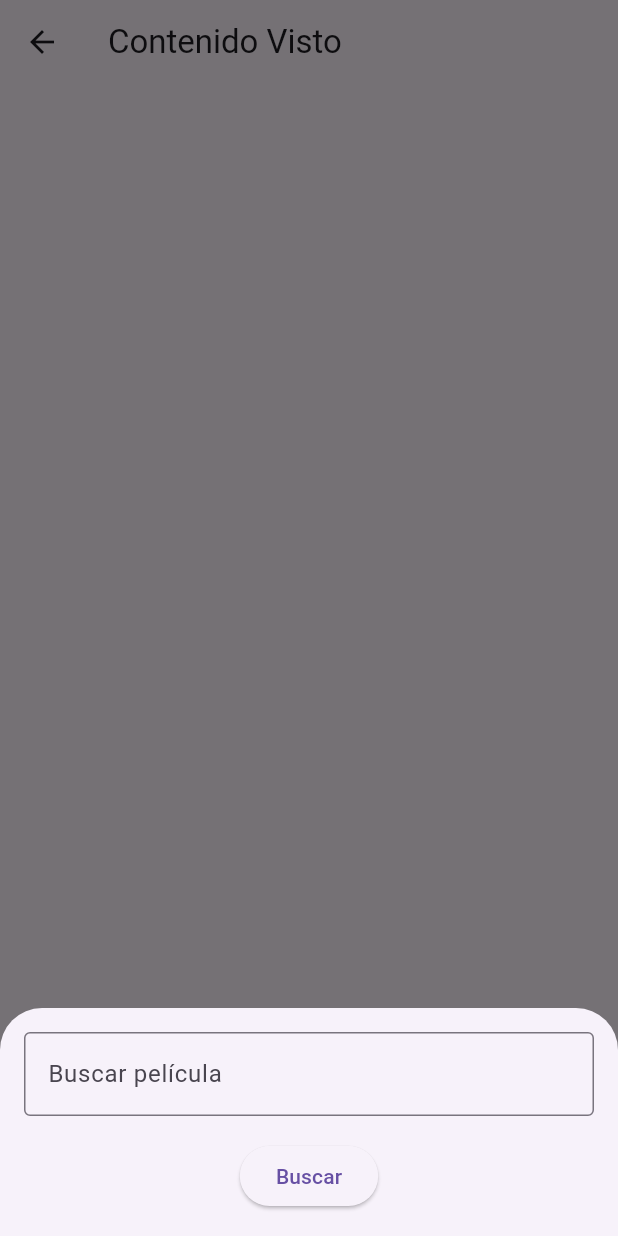
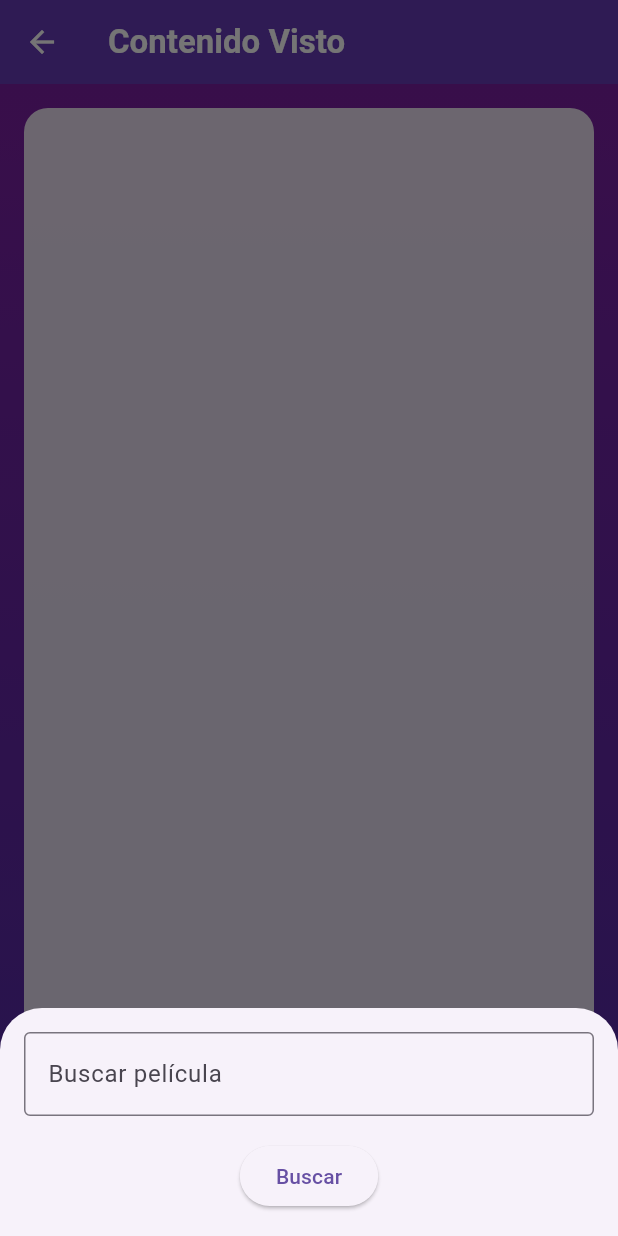
Before and after one commit to carlaval655/library_flutter, a Flutter app: the ContentSeenScreen screen opened by its route, after a tap on the "add" icon, on a phone screen of 412 x 824 dp. Run offline on Flutter 3.47's test engine with Material 3 defaults, Android fonts, the phone set to English and light mode, and no system bars; our stand-ins replace dio, flutter_riverpod, go_router, image_picker, sqflite, supabase_flutter; accounts and stored records are empty.

Commit message:
Riverpod en movies

```diff
--- a/lib/core/db/local_db.dart
+++ b/lib/core/db/local_db.dart
@@ -48,4 +48,20 @@ class LocalDbService {
     final result = await db.query('movies');
     return result.map((e) => MovieModel.fromLocalJson(e)).toList();
   }
+
+  Future<List<MovieModel>> getMoviesByUserId(String userId) async {
+    final db = await database;
+    final result = await db.query(
+      'movies',
+      where: 'userId = ?',
+      whereArgs: [userId],
+    );
+    return result.map((e) => MovieModel.fromLocalJson(e)).toList();
+  }
+  Future<void> deleteDatabaseFile() async {
+  final dbPath = await getDatabasesPath();
+  final path = join(dbPath, 'movies.db');
+  await deleteDatabase(path);
+  print("Database deleted!");
 }
+}
--- /dev/null
+++ b/lib/features/content_seen/application/movies_provider.dart
@@ -0,0 +1,12 @@
+import 'package:flutter_riverpod/flutter_riverpod.dart';
+import 'package:my_movie_tracker/core/db/local_db.dart';
+import 'package:my_movie_tracker/features/content_seen/domain/movie_model.dart';
+import 'package:my_movie_tracker/features/profile/application/current_user_provider.dart';
+import 'package:my_movie_tracker/features/profile/application/profile_provider.dart';
+import 'package:supabase_flutter/supabase_flutter.dart';
+
+final moviesProvider = FutureProvider.family<List<MovieModel>, String>((ref, userId) async {
+  final db = LocalDbService();
+  print("Fetching movies for user: $userId");
+  return await db.getMoviesByUserId(userId);
+});
--- a/lib/features/content_seen/presentation/content_seen_screen.dart
+++ b/lib/features/content_seen/presentation/content_seen_screen.dart
@@ -1,29 +1,64 @@
+import 'package:supabase_flutter/supabase_flutter.dart';
 import 'package:flutter/material.dart';
 import 'package:flutter_riverpod/flutter_riverpod.dart';
 import 'package:my_movie_tracker/features/content_seen/presentation/add_movie_bottom_sheet.dart';
+import 'package:my_movie_tracker/features/content_seen/application/movies_provider.dart' as movies_provider;
 
 import '../../../core/db/local_db.dart';
 import '../domain/movie_model.dart';
 import 'content_seen_screen.dart';
-
-final moviesProvider =
-    FutureProvider<List<MovieModel>>((ref) async {
-  final db = LocalDbService();
-  return await db.getAllMovies();
-});
+import 'package:my_movie_tracker/features/profile/application/current_user_provider.dart';
 
 class ContentSeenScreen extends ConsumerWidget {
   const ContentSeenScreen({super.key});
 
   @override
   Widget build(BuildContext context, WidgetRef ref) {
-    final moviesAsync = ref.watch(moviesProvider);
+    final currentUserAsync = ref.watch(currentUserProvider);
+
+    return currentUserAsync.when(
+      data: (user) {
+        if (user == null) {
+          return Scaffold(
+            body: Center(child: Text("No hay sesión activa.")),
+          );
+        }
+        final moviesAsync = ref.watch(movies_provider.moviesProvider(user.id));
 
         return Scaffold(
-      appBar: AppBar(title: const Text("Contenido Visto")),
-      body: SafeArea(
+          appBar: AppBar(
+            title: const Text(
+              "Contenido Visto",
+              style: TextStyle(
+                color: Colors.white,
+                fontWeight: FontWeight.bold,
+              ),
+            ),
+            backgroundColor: Colors.deepPurple,
+            iconTheme: const IconThemeData(color: Colors.white),
+          ),
+          body: Container(
+            decoration: const BoxDecoration(
+              gradient: LinearGradient(
+                colors: [
+                  Color(0xFF7B1FA2),
+                  Color(0xFF512DA8),
+                ],
+                begin: Alignment.topCenter,
+                end: Alignment.bottomCenter,
+              ),
+            ),
+            child: SafeArea(
+              child: Padding(
+                padding: const EdgeInsets.all(16.0),
+                child: Container(
+                  decoration: BoxDecoration(
+                    color: Colors.white.withOpacity(0.85),
+                    borderRadius: BorderRadius.circular(16),
+                  ),
                   child: moviesAsync.when(
                     data: (movies) => ListView.builder(
+                      padding: const EdgeInsets.all(16),
                       itemCount: movies.length,
                       itemBuilder: (context, index) {
                         final movie = movies[index];
@@ -31,27 +66,50 @@ class ContentSeenScreen extends ConsumerWidget {
                           leading: movie.posterPath != null
                               ? Image.network(movie.posterPath!, width: 50)
                               : const Icon(Icons.movie),
-                title: Text(movie.title),
-                subtitle: Text("${movie.year} - ${movie.status}"),
+                          title: Text(
+                            movie.title,
+                            style: const TextStyle(fontWeight: FontWeight.bold),
+                          ),
+                          subtitle: Text(
+                            "${movie.year} - ${movie.status}",
+                            style: TextStyle(color: Colors.grey[800]),
+                          ),
                           onTap: () {
                             // TODO: mostrar detalles
                           },
                         );
                       },
                     ),
-          loading: () => const Center(child: CircularProgressIndicator()),
+                    loading: () =>
+                        const Center(child: CircularProgressIndicator()),
                     error: (e, _) => Center(child: Text("Error: $e")),
                   ),
                 ),
+              ),
+            ),
+          ),
           floatingActionButton: FloatingActionButton(
-        onPressed: () {
-          showModalBottomSheet(
+            backgroundColor: Colors.deepPurple,
+            onPressed: () async {
+              await showModalBottomSheet(
                 context: context,
                 isScrollControlled: true,
                 builder: (ctx) => const AddMovieBottomSheet(),
               );
+              ref.invalidate(movies_provider.moviesProvider(user.id));
             },
-        child: const Icon(Icons.add),
+            child: const Icon(
+              Icons.add,
+              size: 32,
+            ),
+          ),
+        );
+      },
+      loading: () => const Scaffold(
+        body: Center(child: CircularProgressIndicator()),
+      ),
+      error: (e, _) => Scaffold(
+        body: Center(child: Text("Error: $e")),
       ),
     );
   }
--- a/lib/features/profile/application/profile_provider.dart
+++ b/lib/features/profile/application/profile_provider.dart
@@ -1,4 +1,5 @@
 import 'package:flutter_riverpod/flutter_riverpod.dart';
+import 'package:my_movie_tracker/features/profile/application/current_user_provider.dart';
 import 'package:supabase_flutter/supabase_flutter.dart';
 
 /// Modelo de perfil de usuario
@@ -45,12 +46,6 @@ class ProfileRepository {
   }
 }
 
-/// Provider que escucha el usuario actual
-final currentUserProvider = StreamProvider<User?>((ref) {
-  return Supabase.instance.client.auth.onAuthStateChange
-      .map((event) => event.session?.user);
-});
-
 /// Provider del repositorio
 final profileRepositoryProvider = Provider<ProfileRepository>((ref) {
   return ProfileRepository();
--- a/lib/main.dart
+++ b/lib/main.dart
@@ -1,5 +1,6 @@
 import 'package:flutter/material.dart';
 import 'package:flutter_riverpod/flutter_riverpod.dart';
+import 'package:my_movie_tracker/core/db/local_db.dart';
 import 'package:my_movie_tracker/features/auth/presentation/login_screen.dart';
 import 'package:supabase_flutter/supabase_flutter.dart';
 import 'package:go_router/go_router.dart';
@@ -17,6 +18,7 @@ void main() async{
     url: 'https://fasglprdodxnhmwlleyh.supabase.co',
     anonKey: 'eyJhbGciOiJIUzI1NiIsInR5cCI6IkpXVCJ9.eyJpc3MiOiJzdXBhYmFzZSIsInJlZiI6ImZhc2dscHJkb2R4bmhtd2xsZXloIiwicm9sZSI6ImFub24iLCJpYXQiOjE3NTE4NTQ3OTAsImV4cCI6MjA2NzQzMDc5MH0.HyhOGzWJ-bjcJOXpwGl9cUaopbiQ4UzRKXmBxdaOrwc',
   );
+  await LocalDbService().deleteDatabaseFile();
   runApp(
     const ProviderScope(child: MyApp()),
   );
```
Also changed, not shown: lib/features/auth/presentation/auth_controller.dart (+12 -2 lines), lib/features/content_seen/presentation/add_movie_bottom_sheet.dart (+14 -1 lines). Lines whose indentation alone changed are shown as unchanged.
